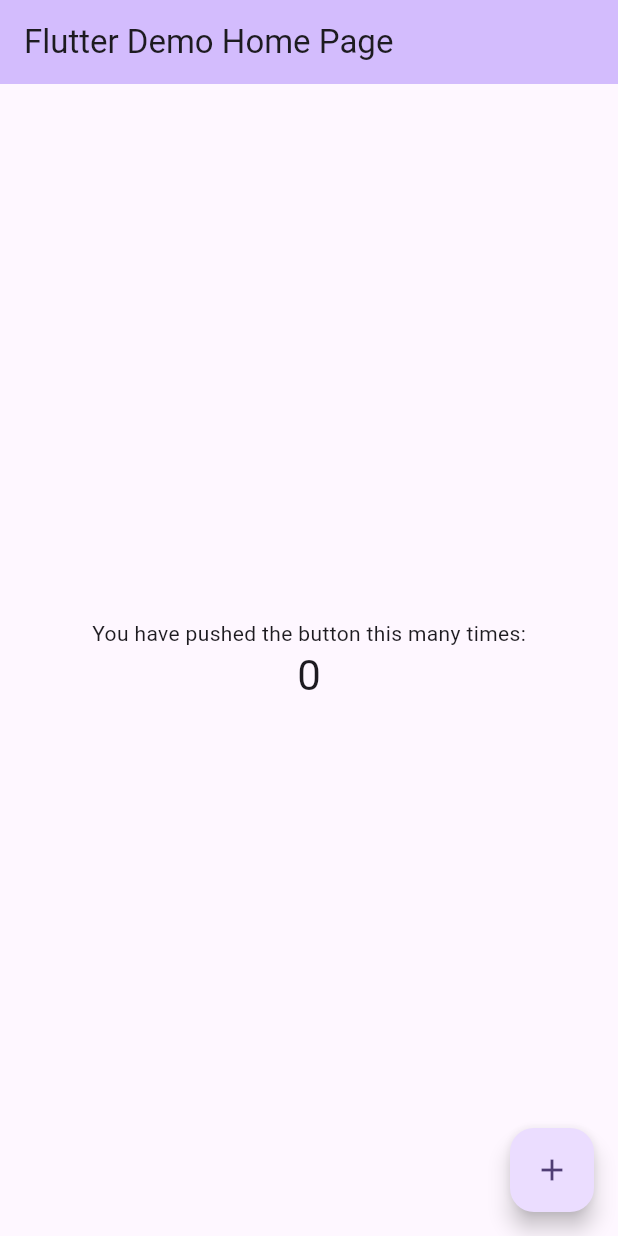
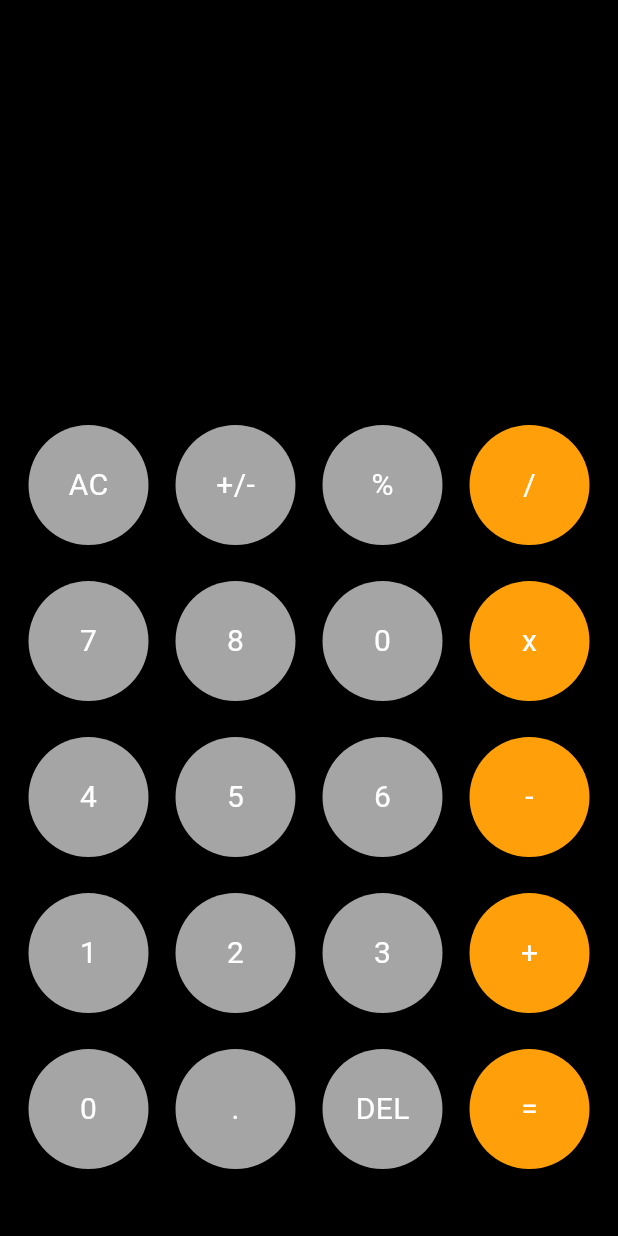
Before and after one commit to MDK-404/PRODIGY_AD_01, a Flutter app: the screen it shows after launch, on a phone screen of 412 x 824 dp. Run offline on Flutter 3.47's test engine with Material 3 defaults, Android fonts, the phone set to English and light mode, and no system bars; our stand-ins replace math_expressions.

Commit message:
FInal Commit

```diff
--- /dev/null
+++ b/lib/components/my_button.dart
@@ -0,0 +1,34 @@
+import 'package:flutter/material.dart';
+
+
+class MYButton extends StatelessWidget {
+final String title;
+final Color color;
+final VoidCallback onPress;
+  const MYButton({Key? key,
+    required this.title, this.color=const Color(0xFFa5a5a5),
+    required this.onPress
+  }):super(key:key);
+
+  @override
+  Widget build(BuildContext context) {
+    return  Expanded(
+      child: Padding(
+        padding: const EdgeInsets.symmetric(vertical: 12),
+        child: InkWell(
+          onTap: onPress,
+          child: Container(
+            height: 80,
+              decoration: BoxDecoration(
+                shape: BoxShape.circle,
+                color: color
+              ),
+             child: Center(
+               child: Text(title,style: TextStyle(fontSize: 20,color: Colors.white),),
+             ),
+          ),
+        ),
+      ),
+    );
+  }
+}
--- /dev/null
+++ b/lib/home_screen.dart
@@ -0,0 +1,216 @@
+import 'package:flutter/material.dart';
+import 'package:math_expressions/math_expressions.dart';
+
+import 'components/my_button.dart';
+
+class HomeScreen extends StatefulWidget {
+  const HomeScreen({Key? key}):super(key:key);
+
+  @override
+  State<HomeScreen> createState() => _HomeScreenState();
+}
+
+class _HomeScreenState extends State<HomeScreen> {
+
+
+var userInput='';
+var answer='';
+  @override
+  Widget build(BuildContext context) {
+
+    return Scaffold(
+backgroundColor: Colors.black,
+      body: SafeArea(
+        child: Padding(
+          padding: const EdgeInsets.symmetric(horizontal: 10),
+          child: Column(
+            children: [
+              Expanded(
+                child: Padding(
+                  padding: const EdgeInsets.symmetric(vertical: 20),
+                  child: Column(
+                    mainAxisAlignment: MainAxisAlignment.end,
+                    crossAxisAlignment: CrossAxisAlignment.end,
+                    children: [
+                      Align(
+                        alignment: Alignment.bottomRight,
+                          child: Text(userInput.toString(),style:  TextStyle(fontSize: 30, color: Colors.white),)),
+                      SizedBox(height: 15,),
+                      Text(answer.toString(),style:  TextStyle(fontSize: 30, color: Colors.white),)
+
+                    ],
+                  ),
+                ),
+              ),
+              Expanded(
+                flex: 2,
+                child: Column(
+                  children: [
+                    Row(
+                      children: [
+                        MYButton(title: 'AC', onPress: (){
+                          userInput='';
+                          answer='';
+                          setState(() {
+
+                          });
+                        },),
+                        MYButton(title: '+/-',onPress: (){
+                          userInput+='+/-';
+                          setState(() {
+
+                          });
+                        },),
+                        MYButton(title: '%', onPress: (){
+                          userInput+='%';
+                          setState(() {
+
+                          });
+                        },),
+                        MYButton(title: '/',onPress: (){
+                          userInput+='/';
+                          setState(() {
+
+                          });
+                        },color: Color(0xffffa00a),),
+                      ],
+                    ),
+
+                    Row(
+                      children: [
+                        MYButton(title: '7', onPress: (){
+                          userInput+='7';
+                          setState(() {
+
+                          });
+                        },),
+                        MYButton(title: '8',onPress: (){
+                          userInput+='8';
+                          setState(() {
+
+                          });
+                        },),
+                        MYButton(title: '0', onPress: (){
+                          userInput+='0';
+                          setState(() {
+
+                          });
+                        },),
+                        MYButton(title: 'x',onPress: (){
+                          userInput+='x';
+                          setState(() {
+
+                          });
+                        },color: Color(0xffffa00a),),
+                      ],
+                    ),
+
+                    Row(
+                      children: [
+                        MYButton(title: '4', onPress: (){
+                          userInput+='4';
+                          setState(() {
+
+                          });
+                        },),
+                        MYButton(title: '5',onPress: (){
+                          userInput+='5';
+                          setState(() {
+
+                          });
+                        },),
+                        MYButton(title: '6', onPress: (){
+                          userInput+='6';
+                          setState(() {
+
+                          });
+                        },),
+                        MYButton(title: '-',onPress: (){
+                          userInput+='-';
+                          setState(() {
+
+                          });
+                        },color: Color(0xffffa00a),),
+                      ],
+                    ),
+
+                    Row(
+                      children: [
+                        MYButton(title: '1', onPress: (){
+                          userInput+='1';
+                          setState(() {
+
+                          });
+                        },),
+                        MYButton(title: '2',onPress: (){
+                          userInput+='2';
+                          setState(() {
+
+                          });
+                        },),
+                        MYButton(title: '3', onPress: (){
+                          userInput+='3';
+                          setState(() {
+
+                          });
+                        },),
+                        MYButton(title: '+',onPress: (){
+                          userInput+='+';
+                          setState(() {
+
+                          });
+                        },color: Color(0xffffa00a),),
+                      ],
+                    ),
+                    Row(
+                      children: [
+                        MYButton(title: '0', onPress: (){
+                          userInput+='0';
+                          setState(() {
+
+                          });
+                        },),
+                        MYButton(title: '.',onPress: (){
+                          userInput+='.';
+                          setState(() {
+
+                          });
+                        },),
+                        MYButton(title: 'DEL', onPress: (){
+                                userInput.substring(0,userInput.length-1);
+                                setState(() {
+
+                                });
+                        },),
+                        MYButton(title: '=',onPress: (){
+                          equalPress();
+                          setState(() {
+
+                          });
+
+                        },color: Color(0xffffa00a),),
+                      ],
+                    ),
+                  ],
+                ),
+              ),
+
+
+              SizedBox(height: 10,),
+            ],
+          ),
+        ),
+      ),
+    );
+  }
+  void equalPress(){
+    String finaluserInput=userInput;
+    finaluserInput=userInput.replaceAll('x',  '*');
+ Parser p=Parser();
+ Expression expression=p.parse(finaluserInput);
+ ContextModel contextModel=ContextModel();
+
+ double eval=expression.evaluate(EvaluationType.REAL, contextModel);
+ answer =eval.toString();
+  }
+}
--- a/lib/main.dart
+++ b/lib/main.dart
@@ -1,4 +1,6 @@
 import 'package:flutter/material.dart';
+
+import 'home_screen.dart';
 
 void main() {
   runApp(const MyApp());
@@ -13,113 +15,11 @@ class MyApp extends StatelessWidget {
     return MaterialApp(
       title: 'Flutter Demo',
       theme: ThemeData(
-        // This is the theme of your application.
-        //
-        // TRY THIS: Try running your application with "flutter run". You'll see
-        // the application has a purple toolbar. Then, without quitting the app,
-        // try changing the seedColor in the colorScheme below to Colors.green
-        // and then invoke "hot reload" (save your changes or press the "hot
-        // reload" button in a Flutter-supported IDE, or press "r" if you used
-        // the command line to start the app).
-        //
-        // Notice that the counter didn't reset back to zero; the application
-        // state is not lost during the reload. To reset the state, use hot
-        // restart instead.
-        //
-        // This works for code too, not just values: Most code changes can be
-        // tested with just a hot reload.
+
         colorScheme: ColorScheme.fromSeed(seedColor: Colors.deepPurple),
         useMaterial3: true,
       ),
-      home: const MyHomePage(title: 'Flutter Demo Home Page'),
+      home: const HomeScreen( ),
     );
   }
 }
-
-class MyHomePage extends StatefulWidget {
-  const MyHomePage({super.key, required this.title});
-
-  // This widget is the home page of your application. It is stateful, meaning
-  // that it has a State object (defined below) that contains fields that affect
-  // how it looks.
-
-  // This class is the configuration for the state. It holds the values (in this
-  // case the title) provided by the parent (in this case the App widget) and
-  // used by the build method of the State. Fields in a Widget subclass are
-  // always marked "final".
-
-  final String title;
-
-  @override
-  State<MyHomePage> createState() => _MyHomePageState();
-}
-
-class _MyHomePageState extends State<MyHomePage> {
-  int _counter = 0;
-
-  void _incrementCounter() {
-    setState(() {
-      // This call to setState tells the Flutter framework that something has
-      // changed in this State, which causes it to rerun the build method below
-      // so that the display can reflect the updated values. If we changed
-      // _counter without calling setState(), then the build method would not be
-      // called again, and so nothing would appear to happen.
-      _counter++;
-    });
-  }
-
-  @override
-  Widget build(BuildContext context) {
-    // This method is rerun every time setState is called, for instance as done
-    // by the _incrementCounter method above.
-    //
-    // The Flutter framework has been optimized to make rerunning build methods
-    // fast, so that you can just rebuild anything that needs updating rather
-    // than having to individually change instances of widgets.
-    return Scaffold(
-      appBar: AppBar(
-        // TRY THIS: Try changing the color here to a specific color (to
-        // Colors.amber, perhaps?) and trigger a hot reload to see the AppBar
-        // change color while the other colors stay the same.
-        backgroundColor: Theme.of(context).colorScheme.inversePrimary,
-        // Here we take the value from the MyHomePage object that was created by
-        // the App.build method, and use it to set our appbar title.
-        title: Text(widget.title),
-      ),
-      body: Center(
-        // Center is a layout widget. It takes a single child and positions it
-        // in the middle of the parent.
-        child: Column(
-          // Column is also a layout widget. It takes a list of children and
-          // arranges them vertically. By default, it sizes itself to fit its
-          // children horizontally, and tries to be as tall as its parent.
-          //
-          // Column has various properties to control how it sizes itself and
-          // how it positions its children. Here we use mainAxisAlignment to
-          // center the children vertically; the main axis here is the vertical
-          // axis because Columns are vertical (the cross axis would be
-          // horizontal).
-          //
-          // TRY THIS: Invoke "debug painting" (choose the "Toggle Debug Paint"
-          // action in the IDE, or press "p" in the console), to see the
-          // wireframe for each widget.
-          mainAxisAlignment: MainAxisAlignment.center,
-          children: <Widget>[
-            const Text(
-              'You have pushed the button this many times:',
-            ),
-            Text(
-              '$_counter',
-              style: Theme.of(context).textTheme.headlineMedium,
-            ),
-          ],
-        ),
-      ),
-      floatingActionButton: FloatingActionButton(
-        onPressed: _incrementCounter,
-        tooltip: 'Increment',
-        child: const Icon(Icons.add),
-      ), // This trailing comma makes auto-formatting nicer for build methods.
-    );
-  }
-}
```
Also changed, not shown: pubspec.yaml (+8 -1 lines), assets/logo.png (added), pubspec.lock.
